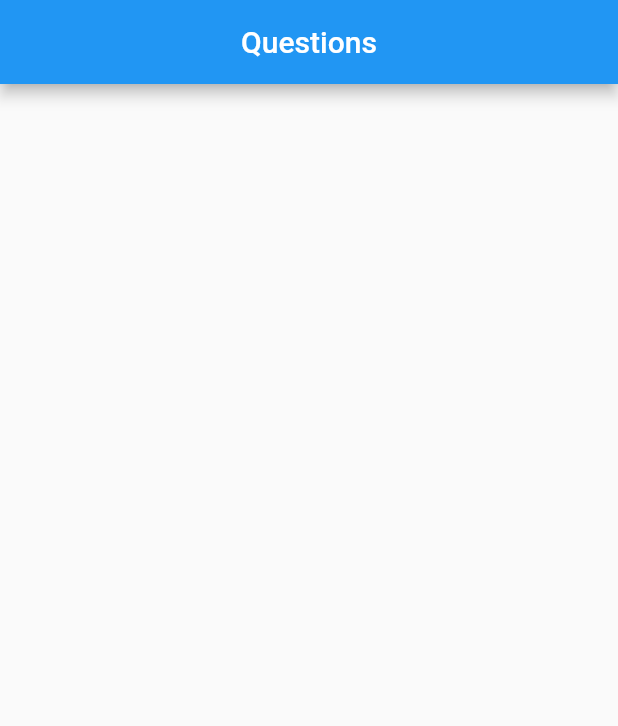
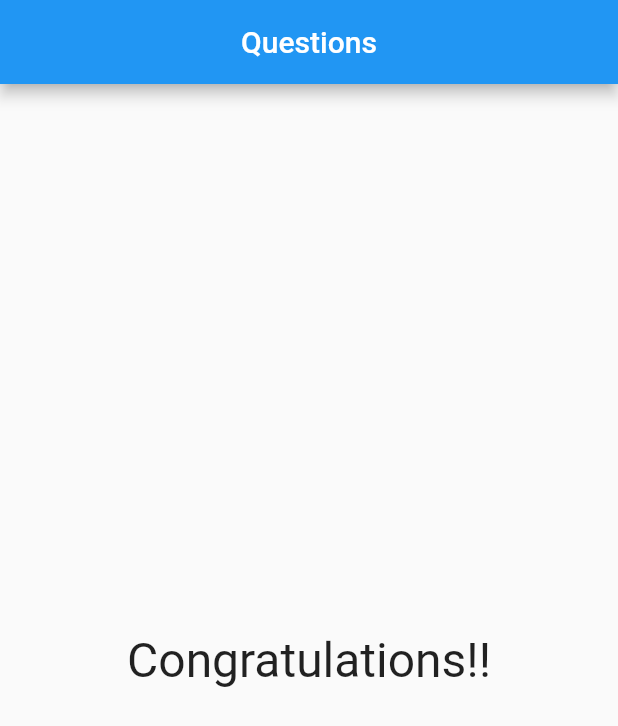
Before and after one commit to Winnicius-Moura/flutterCourse, a Flutter app: the screen it shows after launch, after a tap on "Black", after a tap on "Rabit", after a tap on "The Godfather", on a phone screen of 412 x 824 dp. Shown: the top 726 px of the screen. Run offline on Flutter 3.47's test engine with Material 2 defaults, Android fonts, the phone set to English and light mode, and no system bars.

Commit message:
new widget Result

```diff
--- a/lib/main.dart
+++ b/lib/main.dart
@@ -1,6 +1,7 @@
 import 'package:flutter/material.dart';
 import 'package:project_questions/answer.dart';
 import './question.dart';
+import 'result.dart';
 
 main() => runApp(const QuestionsApp());
 
@@ -23,15 +24,16 @@ class QuestionsAppState extends State<QuestionsApp> {
   ];
 
   void returnAnswer() {
+    if (haveQuestionSelected) {
       setState(() {
         questionSelected++;
       });
+    }
   }
 
   bool get haveQuestionSelected {
     return questionSelected < questions.length;
   }
-
 
   @override
   Widget build(BuildContext context) {
@@ -41,19 +43,23 @@ class QuestionsAppState extends State<QuestionsApp> {
     //   answers.add(Answer(text: textAnswer, onPressed: returnAnswer));
     // }
 
-    List<String> answers = haveQuestionSelected ? questions[questionSelected].cast()['answer'] : [];
+    List<String> answers = haveQuestionSelected
+        ? questions[questionSelected].cast()['answer']
+        : [];
 
     return MaterialApp(
         home: Scaffold(
       appBar: AppBar(
         title: const Center(child: Text('Questions')),
       ),
-      body: haveQuestionSelected ? Column(
+      body: haveQuestionSelected
+          ? Column(
               children: <Widget>[
                 Question(text: questions[questionSelected]['text'].toString()),
                 ...answers.map((e) => Answer(text: e, onPressed: returnAnswer)),
               ],
-      ) : null,
+            )
+          : const Result()
     ));
   }
 }
--- /dev/null
+++ b/lib/result.dart
@@ -0,0 +1,17 @@
+import 'package:flutter/material.dart';
+
+class Result extends StatelessWidget {
+  const Result({super.key});
+
+  @override
+  Widget build(BuildContext context) {
+    return const Center(
+      child: Text(
+        'Congratulations!!',
+        style: TextStyle(
+          fontSize: 32
+        ),
+      ),
+    );
+  }
+}
```
Lines whose indentation alone changed are shown as unchanged.
